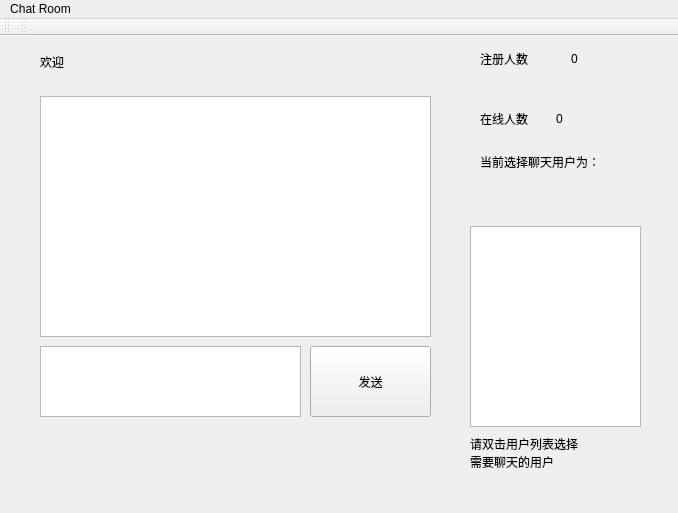
The window that qt/client.ui (daimiaopeng/chat) describes before a commit, drawn with Qt 5.
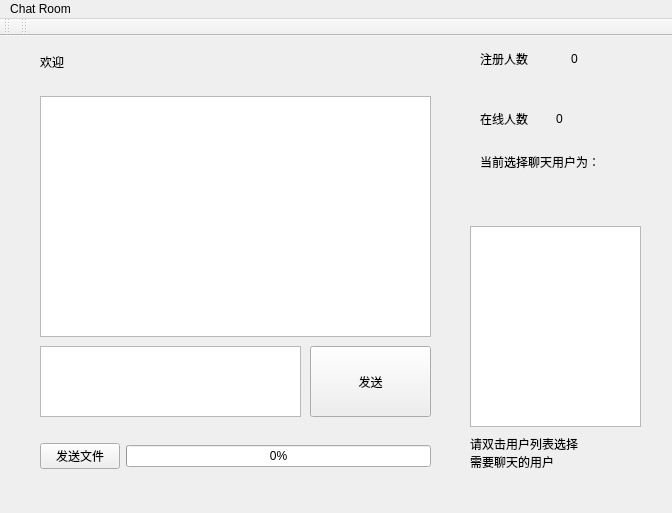
The same window after the commit.

Commit message: 实现文件传输(小文件,添加上传和下载的进度条),解决tcp粘包问题

The edit to the form file:
```diff
--- a/qt/client.ui
+++ b/qt/client.ui
@@ -6,7 +6,7 @@
    <rect>
     <x>0</x>
     <y>0</y>
-    <width>678</width>
+    <width>672</width>
     <height>513</height>
    </rect>
   </property>
@@ -177,7 +177,7 @@
 需要聊天的用户</string>
     </property>
    </widget>
-   <widget class="QWidget" name="">
+   <widget class="QWidget" name="layoutWidget">
     <property name="geometry">
      <rect>
       <x>40</x>
@@ -209,13 +209,39 @@
      </item>
     </layout>
    </widget>
+   <widget class="QWidget" name="">
+    <property name="geometry">
+     <rect>
+      <x>40</x>
+      <y>400</y>
+      <width>391</width>
+      <height>41</height>
+     </rect>
+    </property>
+    <layout class="QHBoxLayout" name="horizontalLayout_3">
+     <item>
+      <widget class="QPushButton" name="pushButton_2">
+       <property name="text">
+        <string>发送文件</string>
+       </property>
+      </widget>
+     </item>
+     <item>
+      <widget class="QProgressBar" name="progressBar">
+       <property name="value">
+        <number>0</number>
+       </property>
+      </widget>
+     </item>
+    </layout>
+   </widget>
   </widget>
   <widget class="QMenuBar" name="menubar">
    <property name="geometry">
     <rect>
      <x>0</x>
      <y>0</y>
-     <width>678</width>
+     <width>672</width>
      <height>32</height>
     </rect>
    </property>
```
The commit also changes 11 other files.
